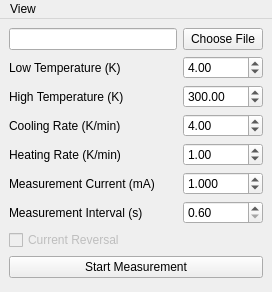
First picture: the form in main.ui, repository kmnhan/physlab, before the edit.
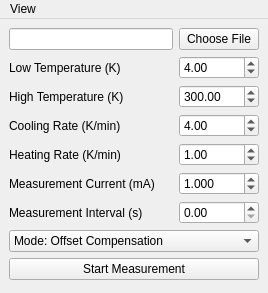
Second picture: the form after the edit.

Commit message: feat: add delta method

```diff
--- a/main.ui
+++ b/main.ui
@@ -6,8 +6,8 @@
    <rect>
     <x>0</x>
     <y>0</y>
-    <width>272</width>
-    <height>292</height>
+    <width>268</width>
+    <height>293</height>
    </rect>
   </property>
   <property name="windowTitle">
@@ -16,7 +16,7 @@
   <widget class="QWidget" name="centralwidget">
    <layout class="QGridLayout" name="gridLayout">
     <item row="2" column="1">
-     <widget class="QDoubleSpinBox" name="spin_end">
+     <widget class="QDoubleSpinBox" name="spin_start">
       <property name="keyboardTracking">
        <bool>false</bool>
       </property>
@@ -27,18 +27,131 @@
        <double>330.000000000000000</double>
       </property>
       <property name="value">
-       <double>300.000000000000000</double>
+       <double>4.000000000000000</double>
       </property>
      </widget>
     </item>
-    <item row="4" column="0">
+    <item row="7" column="1">
+     <widget class="QDoubleSpinBox" name="spin_delta">
+      <property name="keyboardTracking">
+       <bool>false</bool>
+      </property>
+      <property name="minimum">
+       <double>0.000000000000000</double>
+      </property>
+      <property name="maximum">
+       <double>60.000000000000000</double>
+      </property>
+      <property name="singleStep">
+       <double>0.100000000000000</double>
+      </property>
+      <property name="value">
+       <double>0.000000000000000</double>
+      </property>
+     </widget>
+    </item>
+    <item row="5" column="0">
      <widget class="QLabel" name="label_6">
       <property name="text">
        <string>Heating Rate (K/min)</string>
       </property>
      </widget>
     </item>
+    <item row="8" column="0" colspan="2">
+     <widget class="QComboBox" name="mode_combo">
+      <item>
+       <property name="text">
+        <string>Mode: Offset Compensation</string>
+       </property>
+      </item>
+      <item>
+       <property name="text">
+        <string>Mode: Current Reversal</string>
+       </property>
+      </item>
+      <item>
+       <property name="text">
+        <string>Mode: Delta Method</string>
+       </property>
+      </item>
+     </widget>
+    </item>
+    <item row="3" column="1">
+     <widget class="QDoubleSpinBox" name="spin_end">
+      <property name="keyboardTracking">
+       <bool>false</bool>
+      </property>
+      <property name="minimum">
+       <double>2.000000000000000</double>
+      </property>
+      <property name="maximum">
+       <double>330.000000000000000</double>
+      </property>
+      <property name="value">
+       <double>300.000000000000000</double>
+      </property>
+     </widget>
+    </item>
+    <item row="2" column="0">
+     <widget class="QLabel" name="label">
+      <property name="text">
+       <string>Low Temperature (K)</string>
+      </property>
+     </widget>
+    </item>
+    <item row="4" column="1">
+     <widget class="QDoubleSpinBox" name="spin_rate">
+      <property name="keyboardTracking">
+       <bool>false</bool>
+      </property>
+      <property name="minimum">
+       <double>0.100000000000000</double>
+      </property>
+      <property name="maximum">
+       <double>5.000000000000000</double>
+      </property>
+      <property name="singleStep">
+       <double>0.100000000000000</double>
+      </property>
+      <property name="value">
+       <double>4.000000000000000</double>
+      </property>
+     </widget>
+    </item>
     <item row="5" column="1">
+     <widget class="QDoubleSpinBox" name="spin_rateh">
+      <property name="keyboardTracking">
+       <bool>false</bool>
+      </property>
+      <property name="minimum">
+       <double>0.100000000000000</double>
+      </property>
+      <property name="maximum">
+       <double>5.000000000000000</double>
+      </property>
+      <property name="singleStep">
+       <double>0.100000000000000</double>
+      </property>
+      <property name="value">
+       <double>1.000000000000000</double>
+      </property>
+     </widget>
+    </item>
+    <item row="3" column="0">
+     <widget class="QLabel" name="label_2">
+      <property name="text">
+       <string>High Temperature (K)</string>
+      </property>
+     </widget>
+    </item>
+    <item row="1" column="1">
+     <widget class="QPushButton" name="file_btn">
+      <property name="text">
+       <string>Choose File</string>
+      </property>
+     </widget>
+    </item>
+    <item row="6" column="1">
      <widget class="QDoubleSpinBox" name="spin_curr">
       <property name="keyboardTracking">
        <bool>false</bool>
@@ -57,145 +170,41 @@
       </property>
      </widget>
     </item>
-    <item row="1" column="1">
-     <widget class="QDoubleSpinBox" name="spin_start">
-      <property name="keyboardTracking">
-       <bool>false</bool>
-      </property>
-      <property name="minimum">
-       <double>2.000000000000000</double>
-      </property>
-      <property name="maximum">
-       <double>330.000000000000000</double>
-      </property>
-      <property name="value">
-       <double>4.000000000000000</double>
-      </property>
-     </widget>
-    </item>
-    <item row="0" column="1">
-     <widget class="QPushButton" name="file_btn">
-      <property name="text">
-       <string>Choose File</string>
-      </property>
-     </widget>
-    </item>
     <item row="1" column="0">
-     <widget class="QLabel" name="label">
-      <property name="text">
-       <string>Low Temperature (K)</string>
-      </property>
-     </widget>
-    </item>
-    <item row="6" column="1">
-     <widget class="QDoubleSpinBox" name="spin_delta">
-      <property name="keyboardTracking">
-       <bool>false</bool>
-      </property>
-      <property name="minimum">
-       <double>0.600000000000000</double>
-      </property>
-      <property name="maximum">
-       <double>60.000000000000000</double>
-      </property>
-      <property name="singleStep">
-       <double>0.100000000000000</double>
-      </property>
-      <property name="value">
-       <double>0.600000000000000</double>
-      </property>
-     </widget>
-    </item>
-    <item row="2" column="0">
-     <widget class="QLabel" name="label_2">
-      <property name="text">
-       <string>High Temperature (K)</string>
-      </property>
-     </widget>
-    </item>
-    <item row="0" column="0">
      <widget class="QLineEdit" name="file_line">
       <property name="readOnly">
        <bool>true</bool>
       </property>
      </widget>
     </item>
-    <item row="6" column="0">
+    <item row="7" column="0">
      <widget class="QLabel" name="label_3">
       <property name="text">
        <string>Measurement Interval (s)</string>
       </property>
      </widget>
     </item>
-    <item row="3" column="1">
-     <widget class="QDoubleSpinBox" name="spin_rate">
-      <property name="keyboardTracking">
-       <bool>false</bool>
-      </property>
-      <property name="minimum">
-       <double>0.100000000000000</double>
-      </property>
-      <property name="maximum">
-       <double>5.000000000000000</double>
-      </property>
-      <property name="singleStep">
-       <double>0.100000000000000</double>
-      </property>
-      <property name="value">
-       <double>4.000000000000000</double>
-      </property>
-     </widget>
-    </item>
-    <item row="4" column="1">
-     <widget class="QDoubleSpinBox" name="spin_rateh">
-      <property name="keyboardTracking">
-       <bool>false</bool>
-      </property>
-      <property name="minimum">
-       <double>0.100000000000000</double>
-      </property>
-      <property name="maximum">
-       <double>5.000000000000000</double>
-      </property>
-      <property name="singleStep">
-       <double>0.100000000000000</double>
-      </property>
-      <property name="value">
-       <double>1.000000000000000</double>
-      </property>
-     </widget>
-    </item>
-    <item row="3" column="0">
+    <item row="4" column="0">
      <widget class="QLabel" name="label_5">
       <property name="text">
        <string>Cooling Rate (K/min)</string>
       </property>
      </widget>
     </item>
-    <item row="8" column="0" colspan="2">
+    <item row="9" column="0" colspan="2">
      <widget class="QPushButton" name="start_btn">
       <property name="text">
        <string>Start Measurement</string>
       </property>
      </widget>
     </item>
-    <item row="5" column="0">
+    <item row="6" column="0">
      <widget class="QLabel" name="label_4">
       <property name="text">
        <string>Measurement Current (mA)</string>
       </property>
      </widget>
     </item>
-    <item row="7" column="0" colspan="2">
-     <widget class="QCheckBox" name="reversal_check">
-      <property name="enabled">
-       <bool>false</bool>
-      </property>
-      <property name="text">
-       <string>Current Reversal</string>
-      </property>
-     </widget>
-    </item>
    </layout>
   </widget>
   <widget class="QMenuBar" name="menubar">
@@ -203,7 +212,7 @@
     <rect>
      <x>0</x>
      <y>0</y>
-     <width>272</width>
+     <width>268</width>
      <height>21</height>
     </rect>
    </property>
```
The commit also changes 1 other file.
